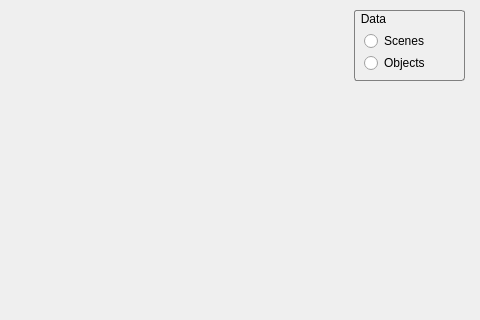
First picture: the form in experiment_pcl/pcappsexperiment.ui, repository goodgodgd/PointCloudApps, before the edit; both pictures show x 396 to 876 and y 177 to 497 of the 876 by 841 pixel window.
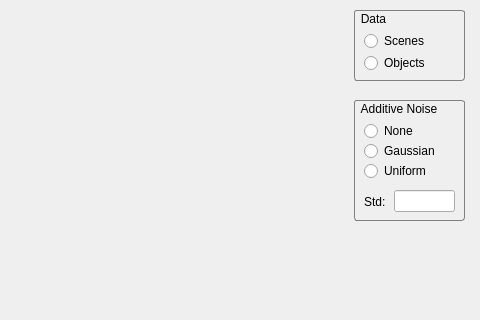
Second picture: the form after the edit.

```diff
--- a/experiment_pcl/pcappsexperiment.ui
+++ b/experiment_pcl/pcappsexperiment.ui
@@ -288,6 +288,92 @@
      <string>SaveDescr</string>
     </property>
    </widget>
+   <widget class="QGroupBox" name="groupBox_3">
+    <property name="geometry">
+     <rect>
+      <x>750</x>
+      <y>260</y>
+      <width>111</width>
+      <height>121</height>
+     </rect>
+    </property>
+    <property name="styleSheet">
+     <string notr="true">QGroupBox { 
+     border: 1px solid gray; 
+     border-radius: 3px; 
+ }
+QGroupBox::title { 
+    background-color: transparent;
+     subcontrol-position: top left; /* position at the top left*/ 
+     padding:2 5px;
+ } </string>
+    </property>
+    <property name="title">
+     <string>Additive Noise</string>
+    </property>
+    <widget class="QRadioButton" name="radioButton_noise_gaussian">
+     <property name="geometry">
+      <rect>
+       <x>10</x>
+       <y>40</y>
+       <width>91</width>
+       <height>22</height>
+      </rect>
+     </property>
+     <property name="text">
+      <string>Gaussian</string>
+     </property>
+    </widget>
+    <widget class="QRadioButton" name="radioButton_noise_uniform">
+     <property name="geometry">
+      <rect>
+       <x>10</x>
+       <y>60</y>
+       <width>91</width>
+       <height>22</height>
+      </rect>
+     </property>
+     <property name="text">
+      <string>Uniform</string>
+     </property>
+    </widget>
+    <widget class="QRadioButton" name="radioButton_noise_none">
+     <property name="geometry">
+      <rect>
+       <x>10</x>
+       <y>20</y>
+       <width>91</width>
+       <height>22</height>
+      </rect>
+     </property>
+     <property name="text">
+      <string>None</string>
+     </property>
+    </widget>
+    <widget class="QLineEdit" name="lineEdit">
+     <property name="geometry">
+      <rect>
+       <x>40</x>
+       <y>90</y>
+       <width>61</width>
+       <height>22</height>
+      </rect>
+     </property>
+    </widget>
+   </widget>
+   <widget class="QLabel" name="label">
+    <property name="geometry">
+     <rect>
+      <x>760</x>
+      <y>354</y>
+      <width>31</width>
+      <height>16</height>
+     </rect>
+    </property>
+    <property name="text">
+     <string>Std:</string>
+    </property>
+   </widget>
   </widget>
   <widget class="QMenuBar" name="menuBar">
    <property name="geometry">
```
